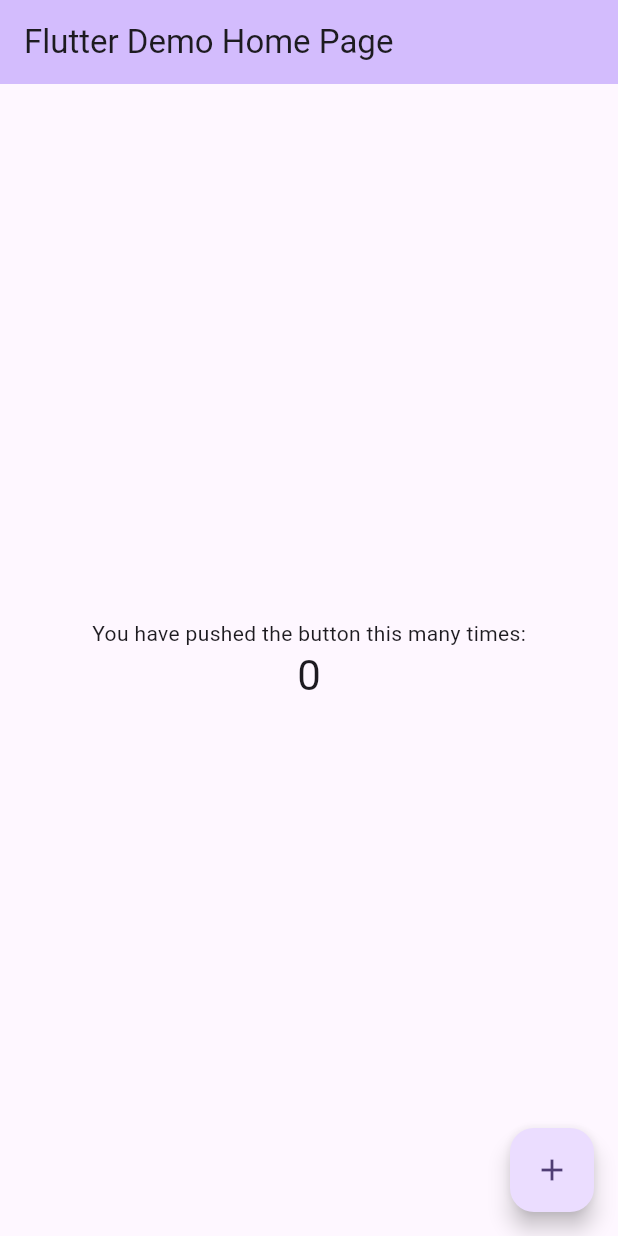
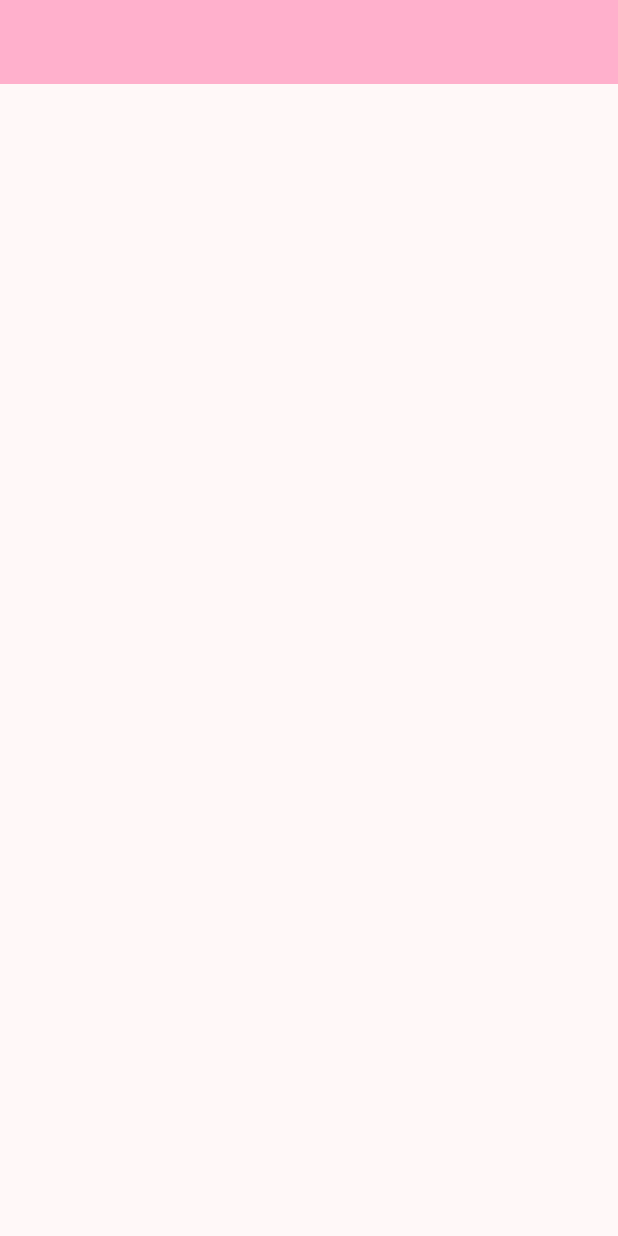
Before and after one commit to wata189/boocloud_front, a Flutter app: the screen it shows after launch, on a phone screen of 412 x 824 dp. Run offline on Flutter 3.47's test engine with Material 3 defaults, Android fonts, the light colour scheme and no system bars.

Commit message:
BOOCLOUD-10 コメント削除

```diff
--- a/lib/main.dart
+++ b/lib/main.dart
@@ -6,117 +6,41 @@
 
 class MyApp extends StatelessWidget {
   const MyApp({super.key});
-
-  // This widget is the root of your application.
   @override
   Widget build(BuildContext context) {
     return MaterialApp(
-      title: 'Flutter Demo',
+      title: '',
       theme: ThemeData(
-        // This is the theme of your application.
-        //
-        // TRY THIS: Try running your application with "flutter run". You'll see
-        // the application has a purple toolbar. Then, without quitting the app,
-        // try changing the seedColor in the colorScheme below to Colors.green
-        // and then invoke "hot reload" (save your changes or press the "hot
-        // reload" button in a Flutter-supported IDE, or press "r" if you used
-        // the command line to start the app).
-        //
-        // Notice that the counter didn't reset back to zero; the application
-        // state is not lost during the reload. To reset the state, use hot
-        // restart instead.
-        //
-        // This works for code too, not just values: Most code changes can be
-        // tested with just a hot reload.
-        colorScheme: ColorScheme.fromSeed(seedColor: Colors.deepPurple),
+        colorScheme: ColorScheme.fromSeed(seedColor: Colors.pink.shade900),
       ),
-      home: const MyHomePage(title: 'Flutter Demo Home Page'),
+      home: const MyHomePage(),
     );
   }
 }
 
 class MyHomePage extends StatefulWidget {
-  const MyHomePage({super.key, required this.title});
-
-  // This widget is the home page of your application. It is stateful, meaning
-  // that it has a State object (defined below) that contains fields that affect
-  // how it looks.
-
-  // This class is the configuration for the state. It holds the values (in this
-  // case the title) provided by the parent (in this case the App widget) and
-  // used by the build method of the State. Fields in a Widget subclass are
-  // always marked "final".
-
-  final String title;
+  const MyHomePage({super.key});
 
   @override
   State<MyHomePage> createState() => _MyHomePageState();
 }
 
 class _MyHomePageState extends State<MyHomePage> {
-  int _counter = 0;
-
-  void _incrementCounter() {
-    setState(() {
-      // This call to setState tells the Flutter framework that something has
-      // changed in this State, which causes it to rerun the build method below
-      // so that the display can reflect the updated values. If we changed
-      // _counter without calling setState(), then the build method would not be
-      // called again, and so nothing would appear to happen.
-      _counter++;
-    });
-  }
 
   @override
   Widget build(BuildContext context) {
-    // This method is rerun every time setState is called, for instance as done
-    // by the _incrementCounter method above.
-    //
-    // The Flutter framework has been optimized to make rerunning build methods
-    // fast, so that you can just rebuild anything that needs updating rather
-    // than having to individually change instances of widgets.
     return Scaffold(
       appBar: AppBar(
-        // TRY THIS: Try changing the color here to a specific color (to
-        // Colors.amber, perhaps?) and trigger a hot reload to see the AppBar
-        // change color while the other colors stay the same.
         backgroundColor: Theme.of(context).colorScheme.inversePrimary,
-        // Here we take the value from the MyHomePage object that was created by
-        // the App.build method, and use it to set our appbar title.
-        title: Text(widget.title),
+        title: Text(""),
       ),
       body: Center(
-        // Center is a layout widget. It takes a single child and positions it
-        // in the middle of the parent.
         child: Column(
-          // Column is also a layout widget. It takes a list of children and
-          // arranges them vertically. By default, it sizes itself to fit its
-          // children horizontally, and tries to be as tall as its parent.
-          //
-          // Column has various properties to control how it sizes itself and
-          // how it positions its children. Here we use mainAxisAlignment to
-          // center the children vertically; the main axis here is the vertical
-          // axis because Columns are vertical (the cross axis would be
-          // horizontal).
-          //
-          // TRY THIS: Invoke "debug painting" (choose the "Toggle Debug Paint"
-          // action in the IDE, or press "p" in the console), to see the
-          // wireframe for each widget.
           mainAxisAlignment: MainAxisAlignment.center,
           children: <Widget>[
-            const Text('You have pushed the button this many times:'),
-            Text(
-              '$_counter',
-              style: Theme.of(context).textTheme.headlineMedium,
-            ),
           ],
         ),
-      ),
-      floatingActionButton: FloatingActionButton(
-        onPressed: _incrementCounter,
-        tooltip: 'Increment',
-        child: const Icon(Icons.add),
-      ), // This trailing comma makes auto-formatting nicer for build methods.
+      )
     );
   }
 }
```
